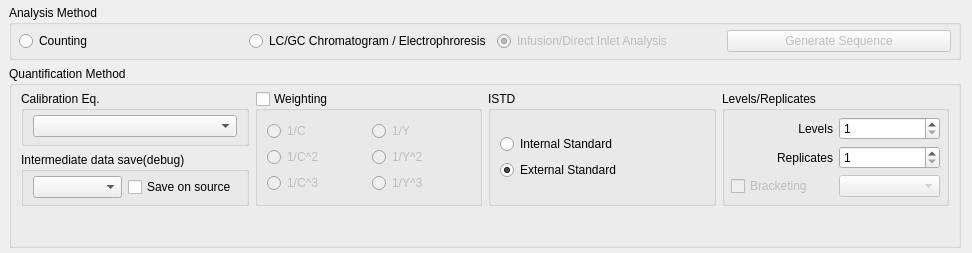
Above: src/plugins/quan/quanconfigform.ui from qtplatz/qtplatz before the change. Below: the same form after it.
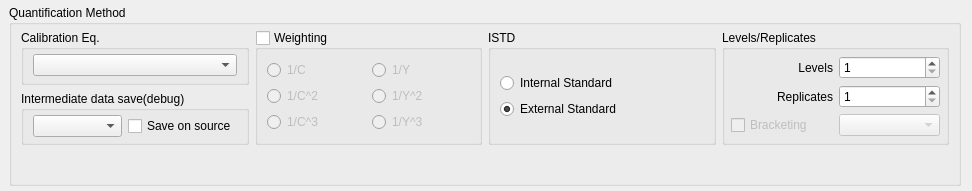
That is the form after the change.

```diff
--- a/src/plugins/quan/quanconfigform.ui
+++ b/src/plugins/quan/quanconfigform.ui
@@ -7,7 +7,7 @@
     <x>0</x>
     <y>0</y>
     <width>972</width>
-    <height>253</height>
+    <height>191</height>
    </rect>
   </property>
   <property name="maximumSize">
@@ -29,72 +29,6 @@
    <property name="bottomMargin">
     <number>5</number>
    </property>
-   <item>
-    <layout class="QGridLayout" name="gridLayout" rowstretch="0">
-     <item row="0" column="0">
-      <widget class="QGroupBox" name="groupBox_2">
-       <property name="title">
-        <string>Analysis Method</string>
-       </property>
-       <layout class="QGridLayout" name="gridLayout_6">
-        <property name="leftMargin">
-         <number>7</number>
-        </property>
-        <property name="topMargin">
-         <number>5</number>
-        </property>
-        <property name="rightMargin">
-         <number>7</number>
-        </property>
-        <property name="bottomMargin">
-         <number>5</number>
-        </property>
-        <item row="0" column="0">
-         <layout class="QGridLayout" name="gridLayout_5">
-          <item row="0" column="2">
-           <widget class="QRadioButton" name="radioButton_2">
-            <property name="enabled">
-             <bool>false</bool>
-            </property>
-            <property name="text">
-             <string>Infusion/Direct Inlet Analysis</string>
-            </property>
-            <property name="checked">
-             <bool>true</bool>
-            </property>
-           </widget>
-          </item>
-          <item row="0" column="1">
-           <widget class="QRadioButton" name="radioButton">
-            <property name="text">
-             <string>LC/GC Chromatogram / Electrophroresis</string>
-            </property>
-           </widget>
-          </item>
-          <item row="0" column="3">
-           <widget class="QPushButton" name="pushButton">
-            <property name="enabled">
-             <bool>false</bool>
-            </property>
-            <property name="text">
-             <string>Generate Sequence</string>
-            </property>
-           </widget>
-          </item>
-          <item row="0" column="0">
-           <widget class="QRadioButton" name="radioButton_3">
-            <property name="text">
-             <string>Counting</string>
-            </property>
-           </widget>
-          </item>
-         </layout>
-        </item>
-       </layout>
-      </widget>
-     </item>
-    </layout>
-   </item>
    <item>
     <widget class="QGroupBox" name="groupBox">
      <property name="title">
```
